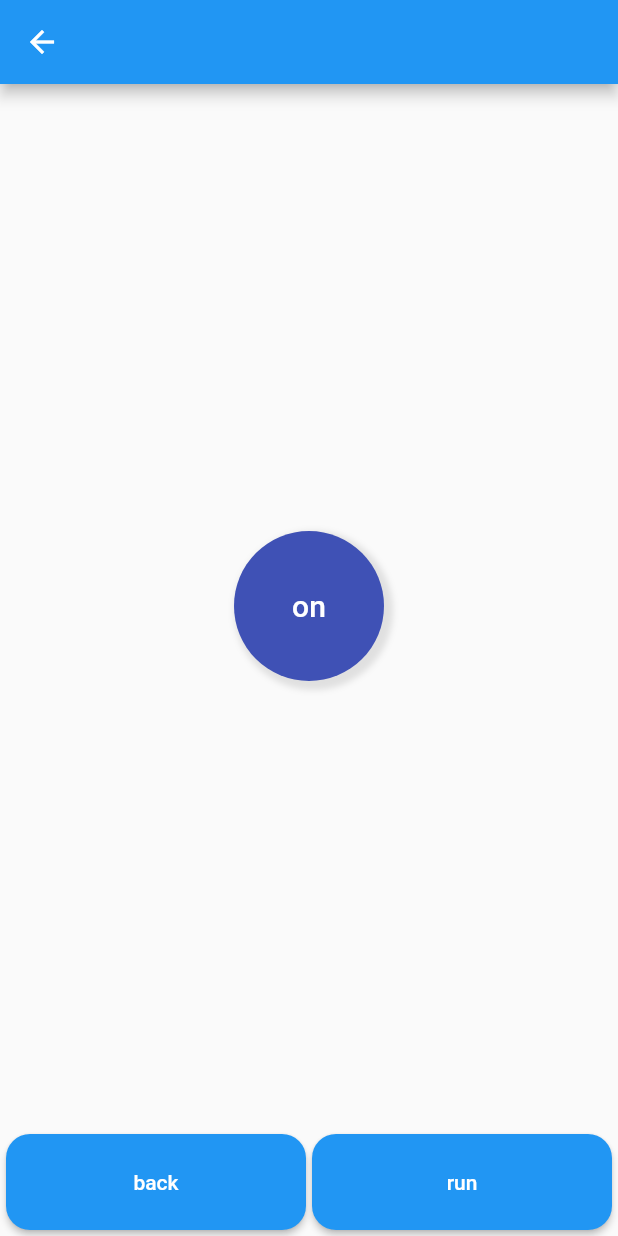
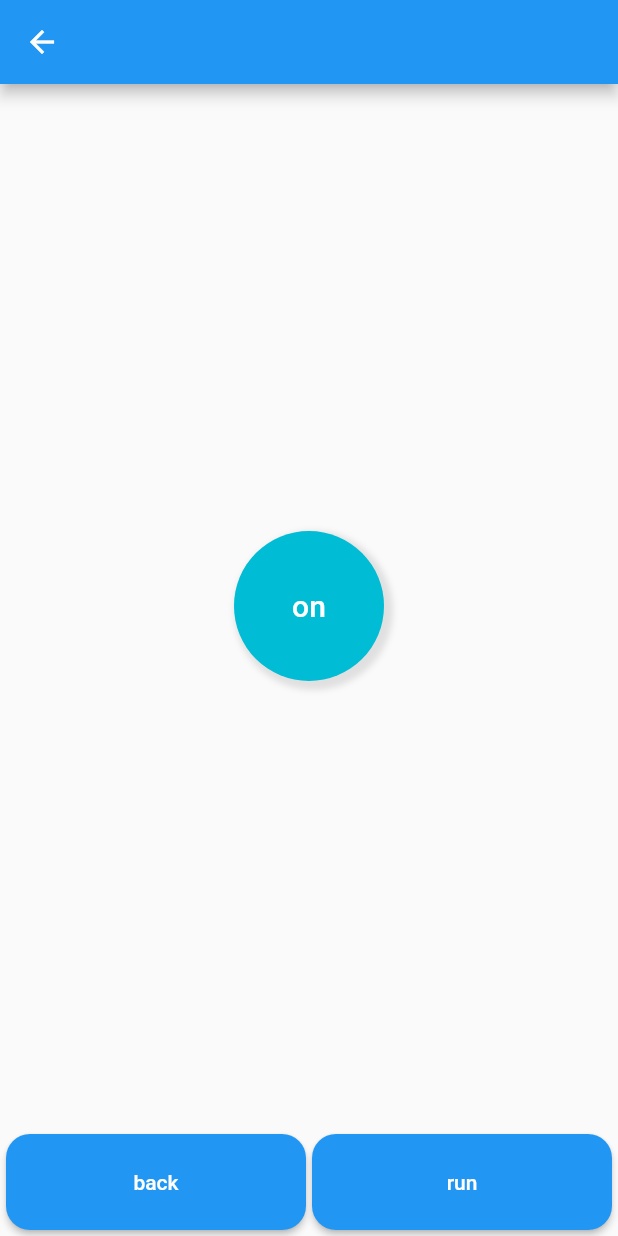
Before and after one commit to a-marenkov/flutter_animations_workshop, a Flutter app: the ShowcaseAnimatedContainer screen opened directly, on a phone screen of 412 x 824 dp. Run offline on Flutter 3.47's test engine with Material 2 defaults, Android fonts, the phone set to English and light mode, and no system bars.

Commit message:
workshop progress

```diff
--- a/lib/pages/showcase_page_1.dart
+++ b/lib/pages/showcase_page_1.dart
@@ -2,6 +2,7 @@ import 'package:flutter/material.dart';
 import 'package:flutter/widgets.dart';
 
 import '../strings.dart';
+import 'common/showcase_config.dart';
 import 'common/showcase_scaffold.dart';
 import 'common/showcase_title.dart';
 
@@ -30,39 +31,28 @@ class _ShowcaseAnimatedContainerState extends State<ShowcaseAnimatedContainer> {
     return ShowcaseScaffold(
       title: ShowcaseTitle.of(context),
       onRun: toggle,
-      child: value
-          ? Container(
-              width: 100,
-              height: 100,
+      child: AnimatedContainer(
+        duration: ShowcaseConfig.of(context).duration,
+        curve: Curves.easeIn,
+        width: 100.0,
+        height: 100.0,
         decoration: BoxDecoration(
-                color: Colors.indigo,
-                boxShadow: [
+          color: value ? Colors.cyan : Colors.grey.shade300,
+          boxShadow: value
+              ? [
                   BoxShadow(
                     color: Colors.grey.shade300,
                     offset: const Offset(3.0, 3.0),
                     blurRadius: 3.0,
                     spreadRadius: 3.0,
                   ),
-                ],
+                ]
+              : null,
           shape: BoxShape.circle,
         ),
         child: Center(
           child: Text(
-                  Strings.on,
-                  style: Theme.of(context).primaryTextTheme.headline6,
-                ),
-              ),
-            )
-          : Container(
-              width: 100,
-              height: 100,
-              decoration: BoxDecoration(
-                color: Colors.grey.shade300,
-                shape: BoxShape.circle,
-              ),
-              child: Center(
-                child: Text(
-                  Strings.off,
+            value ? Strings.on : Strings.off,
             style: Theme.of(context).primaryTextTheme.headline6,
           ),
         ),
```
Lines whose indentation alone changed are shown as unchanged.
